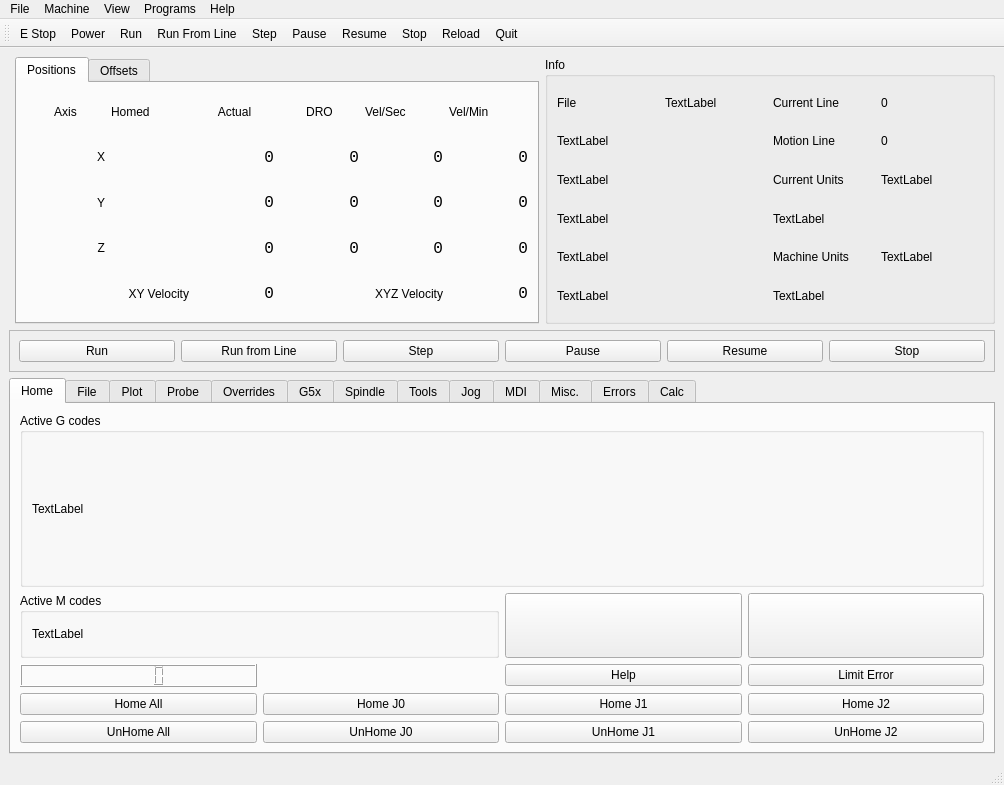
The window that examples/xyz/xyz.ui (jethornton/flexgui) describes before a commit, drawn with Qt 5.
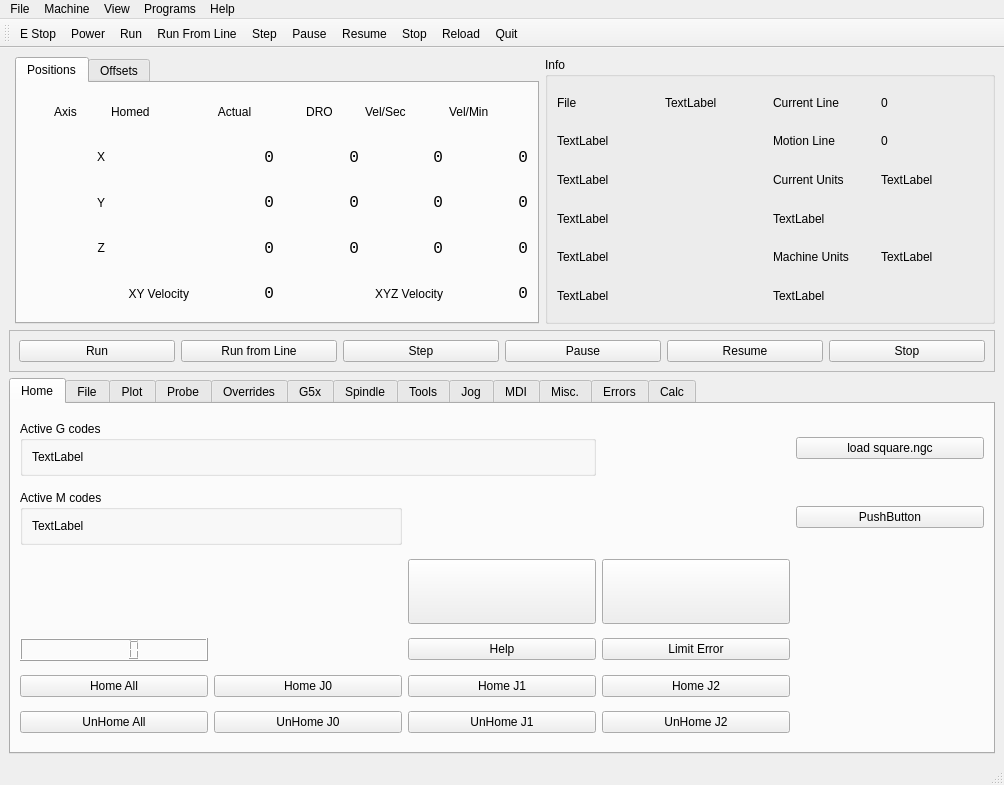
The same window after the commit. The open tabs and pages were chosen to show the change.

```diff
--- a/examples/xyz/xyz.ui
+++ b/examples/xyz/xyz.ui
@@ -853,37 +853,14 @@
     <item row="3" column="0" colspan="3">
      <widget class="QTabWidget" name="tabWidget">
       <property name="currentIndex">
-       <number>6</number>
+       <number>0</number>
       </property>
       <widget class="QWidget" name="tab_2">
        <attribute name="title">
         <string>Home</string>
        </attribute>
        <layout class="QGridLayout" name="gridLayout_5">
-        <item row="1" column="0" colspan="2">
-         <widget class="QGroupBox" name="groupBox_17">
-          <property name="title">
-           <string>Active M codes</string>
-          </property>
-          <layout class="QGridLayout" name="gridLayout_36">
-           <item row="0" column="0">
-            <widget class="QLabel" name="mcodes_lb">
-             <property name="text">
-              <string>TextLabel</string>
-             </property>
-            </widget>
-           </item>
-          </layout>
-         </widget>
-        </item>
         <item row="4" column="1">
-         <widget class="QPushButton" name="unhome_pb_0">
-          <property name="text">
-           <string>UnHome J0</string>
-          </property>
-         </widget>
-        </item>
-        <item row="3" column="1">
          <widget class="QPushButton" name="home_pb_0">
           <property name="text">
            <string>Home J0</string>
@@ -893,38 +870,102 @@
           </property>
          </widget>
         </item>
-        <item row="3" column="0">
-         <widget class="QPushButton" name="home_all_pb">
-          <property name="text">
-           <string>Home All</string>
-          </property>
-          <property name="led_indicator" stdset="0">
-           <bool>true</bool>
-          </property>
-         </widget>
-        </item>
-        <item row="4" column="2">
-         <widget class="QPushButton" name="unhome_pb_1">
-          <property name="text">
-           <string>UnHome J1</string>
-          </property>
-         </widget>
-        </item>
-        <item row="4" column="3">
+        <item row="5" column="3">
          <widget class="QPushButton" name="unhome_pb_2">
           <property name="text">
            <string>UnHome J2</string>
           </property>
          </widget>
         </item>
+        <item row="5" column="2">
+         <widget class="QPushButton" name="unhome_pb_1">
+          <property name="text">
+           <string>UnHome J1</string>
+          </property>
+         </widget>
+        </item>
+        <item row="4" column="2">
+         <widget class="QPushButton" name="home_pb_1">
+          <property name="text">
+           <string>Home J1</string>
+          </property>
+          <property name="led_indicator" stdset="0">
+           <bool>true</bool>
+          </property>
+         </widget>
+        </item>
+        <item row="3" column="0">
+         <widget class="QLCDNumber" name="lcdNumber">
+          <property name="function" stdset="0">
+           <string>hal_pin</string>
+          </property>
+          <property name="pin_name" stdset="0">
+           <string>hal-lcd</string>
+          </property>
+          <property name="hal_type" stdset="0">
+           <string>HAL_S32</string>
+          </property>
+         </widget>
+        </item>
         <item row="4" column="0">
-         <widget class="QPushButton" name="unhome_all_pb">
+         <widget class="QPushButton" name="home_all_pb">
           <property name="text">
-           <string>UnHome All</string>
+           <string>Home All</string>
           </property>
+          <property name="led_indicator" stdset="0">
+           <bool>true</bool>
+          </property>
          </widget>
         </item>
-        <item row="2" column="2">
+        <item row="2" column="3">
+         <widget class="QPushButton" name="power_pb">
+          <property name="sizePolicy">
+           <sizepolicy hsizetype="Minimum" vsizetype="Fixed">
+            <horstretch>0</horstretch>
+            <verstretch>0</verstretch>
+           </sizepolicy>
+          </property>
+          <property name="minimumSize">
+           <size>
+            <width>0</width>
+            <height>65</height>
+           </size>
+          </property>
+          <property name="text">
+           <string/>
+          </property>
+          <property name="on_text" stdset="0">
+           <string>Energized</string>
+          </property>
+          <property name="off_text" stdset="0">
+           <string>Power Off</string>
+          </property>
+         </widget>
+        </item>
+        <item row="5" column="1">
+         <widget class="QPushButton" name="unhome_pb_0">
+          <property name="text">
+           <string>UnHome J0</string>
+          </property>
+         </widget>
+        </item>
+        <item row="3" column="3">
+         <widget class="QPushButton" name="pushButton_11">
+          <property name="text">
+           <string>Limit Error</string>
+          </property>
+          <property name="checkable">
+           <bool>true</bool>
+          </property>
+          <property name="function" stdset="0">
+           <string>hal_pin</string>
+          </property>
+          <property name="pin_name" stdset="0">
+           <string>trip</string>
+          </property>
+         </widget>
+        </item>
+        <item row="3" column="2">
          <widget class="QPushButton" name="pushButton_6">
           <property name="text">
            <string>Help</string>
@@ -952,7 +993,14 @@
           </property>
          </widget>
         </item>
-        <item row="3" column="3">
+        <item row="5" column="0">
+         <widget class="QPushButton" name="unhome_all_pb">
+          <property name="text">
+           <string>UnHome All</string>
+          </property>
+         </widget>
+        </item>
+        <item row="4" column="3">
          <widget class="QPushButton" name="home_pb_2">
           <property name="text">
            <string>Home J2</string>
@@ -962,17 +1010,7 @@
           </property>
          </widget>
         </item>
-        <item row="3" column="2">
-         <widget class="QPushButton" name="home_pb_1">
-          <property name="text">
-           <string>Home J1</string>
-          </property>
-          <property name="led_indicator" stdset="0">
-           <bool>true</bool>
-          </property>
-         </widget>
-        </item>
-        <item row="1" column="2">
+        <item row="2" column="2">
          <widget class="QPushButton" name="estop_pb">
           <property name="sizePolicy">
            <sizepolicy hsizetype="Minimum" vsizetype="Fixed">
@@ -997,23 +1035,43 @@
           </property>
          </widget>
         </item>
-        <item row="2" column="3">
-         <widget class="QPushButton" name="pushButton_11">
+        <item row="1" column="4">
+         <widget class="QPushButton" name="pushButton_14">
           <property name="text">
-           <string>Limit Error</string>
+           <string>PushButton</string>
           </property>
-          <property name="checkable">
-           <bool>true</bool>
+         </widget>
+        </item>
+        <item row="0" column="4">
+         <widget class="QPushButton" name="pushButton_13">
+          <property name="text">
+           <string>load square.ngc</string>
           </property>
           <property name="function" stdset="0">
-           <string>hal_pin</string>
+           <string>load_file</string>
           </property>
-          <property name="pin_name" stdset="0">
-           <string>trip</string>
+          <property name="filename" stdset="0">
+           <string>square.ngc</string>
           </property>
          </widget>
         </item>
-        <item row="0" column="0" colspan="4">
+        <item row="1" column="0" colspan="2">
+         <widget class="QGroupBox" name="groupBox_17">
+          <property name="title">
+           <string>Active M codes</string>
+          </property>
+          <layout class="QGridLayout" name="gridLayout_36">
+           <item row="0" column="0">
+            <widget class="QLabel" name="mcodes_lb">
+             <property name="text">
+              <string>TextLabel</string>
+             </property>
+            </widget>
+           </item>
+          </layout>
+         </widget>
+        </item>
+        <item row="0" column="0" colspan="3">
          <widget class="QGroupBox" name="groupBox_16">
           <property name="title">
            <string>Active G codes</string>
@@ -1029,44 +1087,6 @@
           </layout>
          </widget>
         </item>
-        <item row="1" column="3">
-         <widget class="QPushButton" name="power_pb">
-          <property name="sizePolicy">
-           <sizepolicy hsizetype="Minimum" vsizetype="Fixed">
-            <horstretch>0</horstretch>
-            <verstretch>0</verstretch>
-           </sizepolicy>
-          </property>
-          <property name="minimumSize">
-           <size>
-            <width>0</width>
-            <height>65</height>
-           </size>
-          </property>
-          <property name="text">
-           <string/>
-          </property>
-          <property name="on_text" stdset="0">
-           <string>Energized</string>
-          </property>
-          <property name="off_text" stdset="0">
-           <string>Power Off</string>
-          </property>
-         </widget>
-        </item>
-        <item row="2" column="0">
-         <widget class="QLCDNumber" name="lcdNumber">
-          <property name="function" stdset="0">
-           <string>hal_pin</string>
-          </property>
-          <property name="pin_name" stdset="0">
-           <string>hal-lcd</string>
-          </property>
-          <property name="hal_type" stdset="0">
-           <string>HAL_S32</string>
-          </property>
-         </widget>
-        </item>
        </layout>
       </widget>
       <widget class="QWidget" name="tab">
```
